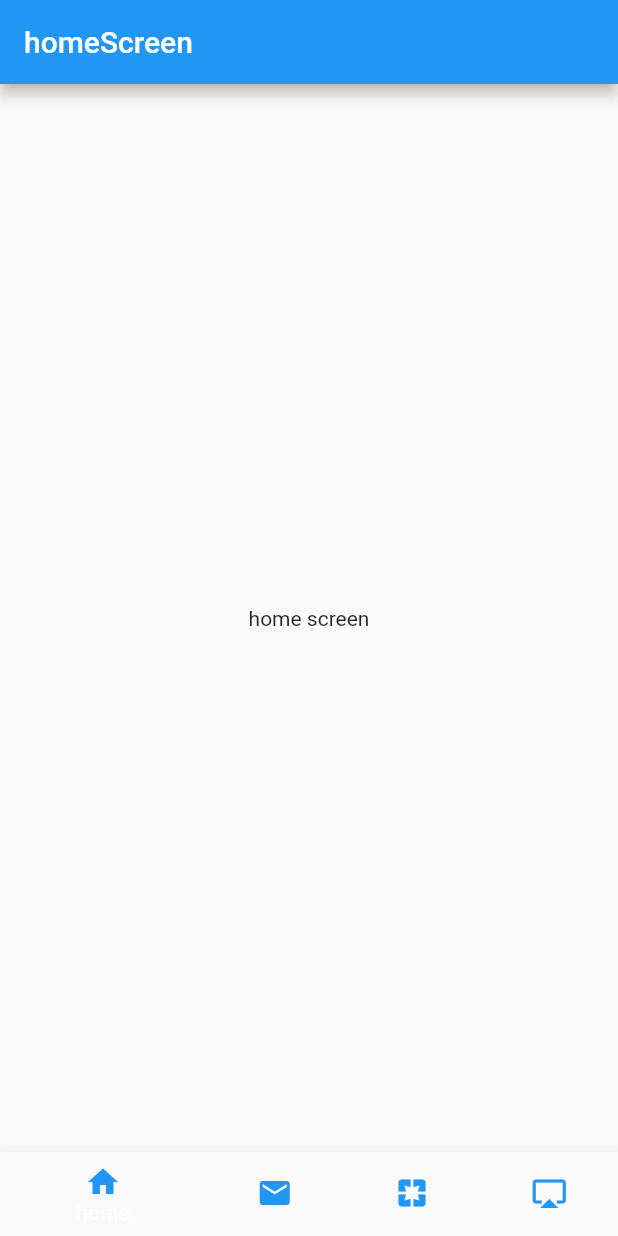
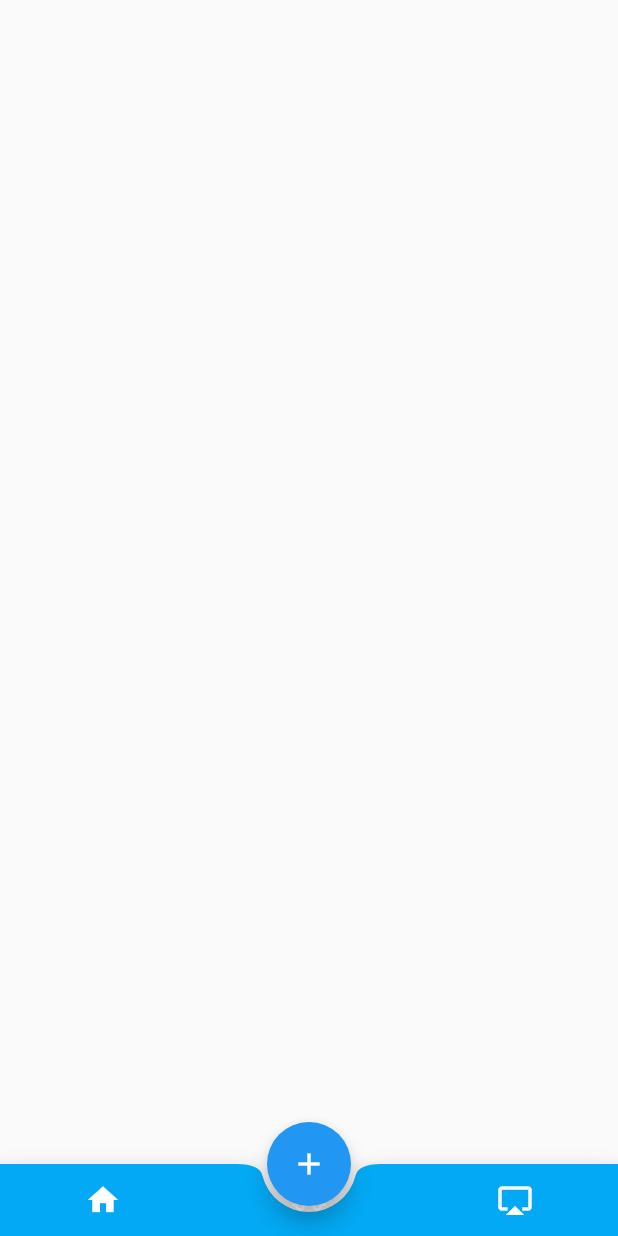
Before and after one commit to starlikerain/flutter_Demos, a Flutter app: the screen it shows after launch, on a phone screen of 412 x 824 dp. Run offline on Flutter 3.47's test engine with Material 2 defaults, Android fonts, the phone set to English and light mode, and no system bars.

Commit message:
底部中间相机一样的按钮

```diff
--- /dev/null
+++ b/lib/bottomAppBarDemo.dart
@@ -0,0 +1,48 @@
+import 'package:flutter/material.dart';
+
+class BottomAppBarDemo extends StatefulWidget {
+  @override
+  _BottomAppBarDemoState createState() => _BottomAppBarDemoState();
+}
+
+class _BottomAppBarDemoState extends State<BottomAppBarDemo> {
+  @override
+  Widget build(BuildContext context) {
+    return Scaffold(
+      floatingActionButtonLocation: FloatingActionButtonLocation.centerDocked,
+      floatingActionButton: FloatingActionButton(
+        onPressed: () {},
+        tooltip: '按钮提示',
+        child: Icon(
+          Icons.add,
+          color: Colors.white,
+        ),
+      ),
+      bottomNavigationBar: BottomAppBar(
+        color: Colors.lightBlue,
+        shape: CircularNotchedRectangle(),
+        child: Row(
+          mainAxisSize: MainAxisSize.max,
+          mainAxisAlignment: MainAxisAlignment.spaceAround,
+          children: <Widget>[
+            IconButton(
+              icon: Icon(Icons.home),
+              color: Colors.white,
+              onPressed: () {},
+            ),
+            IconButton(
+              icon: Icon(Icons.airport_shuttle),
+              color: Colors.white,
+              onPressed: () {},
+            ),
+            IconButton(
+              icon: Icon(Icons.airplay),
+              color: Colors.white,
+              onPressed: () {},
+            ),
+          ],
+        ),
+      ),
+    );
+  }
+}
--- a/lib/main.dart
+++ b/lib/main.dart
@@ -1,18 +1,17 @@
 import 'package:flutter/material.dart';
-import 'navigationWidget.dart';
+import 'bottomAppBarDemo.dart';
 
 void main() {
   runApp(MyApp());
 }
 
-
 class MyApp extends StatelessWidget {
   @override
   Widget build(BuildContext context) {
     return MaterialApp(
-      title: 'flutter button navigateBar',
-      theme: ThemeData.light(),
-      home: BottomNavigationWidget(),
+      title: 'flutter DIY theme',
+      theme: ThemeData(primarySwatch: Colors.blue),
+      home: BottomAppBarDemo(),
     );
   }
 }
--- a/lib/navigationWidget.dart
+++ /dev/null
@@ -1,84 +0,0 @@
-import 'package:flutter/material.dart';
-import 'pages/airplay_screen.dart';
-import 'pages/email_screen.dart';
-import 'pages/home_screen.dart';
-import 'pages/page_screen.dart';
-
-class BottomNavigationWidget extends StatefulWidget {
-  @override
-  _BottomNavigationWidgetState createState() => _BottomNavigationWidgetState();
-}
-
-class _BottomNavigationWidgetState extends State<BottomNavigationWidget> {
-  final _navigationBarColor = Colors.blue;
-  int _currentIndex = 0;
-
-  List<Widget> list = List();
-
-  @override
-  void initState() {
-    list
-      ..add(HomeScreen())
-      ..add(EmailScreen())
-      ..add(PageScreen())
-      ..add(AirplayScreen());
-    super.initState();
-  }
-
-  @override
-  Widget build(BuildContext context) {
-    return Scaffold(
-      body: list[_currentIndex],
-      bottomNavigationBar: BottomNavigationBar(
-        items: [
-          BottomNavigationBarItem(
-            icon: Icon(
-              Icons.home,
-              color: _navigationBarColor,
-            ),
-            title: Text(
-              'home',
-              style: TextStyle(color: _navigationBarColor),
-            ),
-          ),
-          BottomNavigationBarItem(
-            icon: Icon(
-              Icons.email,
-              color: _navigationBarColor,
-            ),
-            title: Text(
-              'email',
-              style: TextStyle(color: _navigationBarColor),
-            ),
-          ),
-          BottomNavigationBarItem(
-            icon: Icon(
-              Icons.pages,
-              color: _navigationBarColor,
-            ),
-            title: Text(
-              'pages',
-              style: TextStyle(color: _navigationBarColor),
-            ),
-          ),
-          BottomNavigationBarItem(
-            icon: Icon(
-              Icons.airplay,
-              color: _navigationBarColor,
-            ),
-            title: Text(
-              'airplay',
-              style: TextStyle(color: _navigationBarColor),
-            ),
-          ),
-        ],
-        currentIndex: _currentIndex,
-        onTap: (index) {
-          setState(() {
-            _currentIndex = index;
-          });
-        },
-      ),
-    );
-  }
-}
--- a/lib/pages/airplay_screen.dart
+++ /dev/null
@@ -1,11 +0,0 @@
-import 'package:flutter/material.dart';
-
-class AirplayScreen extends StatelessWidget {
-  @override
-  Widget build(BuildContext context) {
-    return Scaffold(
-      appBar: AppBar(title: Text('AirplayScreen')),
-      body: Center(child: Text('AirplayScreen')),
-    );
-  }
-}
--- a/lib/pages/email_screen.dart
+++ /dev/null
@@ -1,11 +0,0 @@
-import 'package:flutter/material.dart';
-
-class EmailScreen extends StatelessWidget {
-  @override
-  Widget build(BuildContext context) {
-    return Scaffold(
-      appBar: AppBar(title: Text('EmailScreen')),
-      body: Center(child: Text('EmailScreen')),
-    );
-  }
-}
--- a/lib/pages/home_screen.dart
+++ /dev/null
@@ -1,11 +0,0 @@
-import 'package:flutter/material.dart';
-
-class HomeScreen extends StatelessWidget {
-  @override
-  Widget build(BuildContext context) {
-    return Scaffold(
-      appBar: AppBar(title: Text('homeScreen')),
-      body: Center(child: Text('home screen')),
-    );
-  }
-}
--- a/lib/pages/page_screen.dart
+++ /dev/null
@@ -1,11 +0,0 @@
-import 'package:flutter/material.dart';
-
-class PageScreen extends StatelessWidget {
-  @override
-  Widget build(BuildContext context) {
-    return Scaffold(
-      appBar: AppBar(title: Text('PageScreen')),
-      body: Center(child: Text('PageScreen')),
-    );
-  }
-}
```
